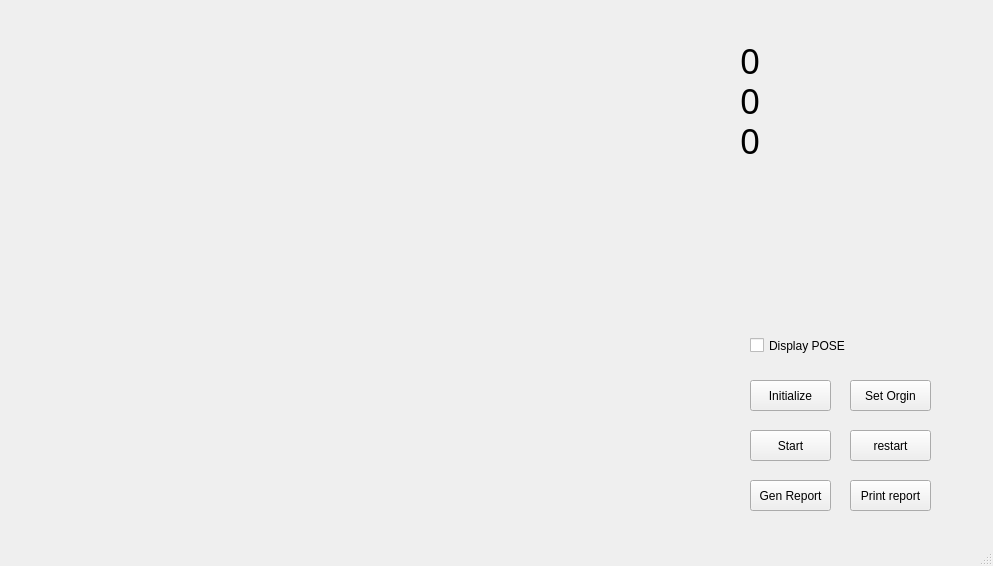
SujithChristopher/skateboard_gui, file design_v1.ui: the form before one commit.
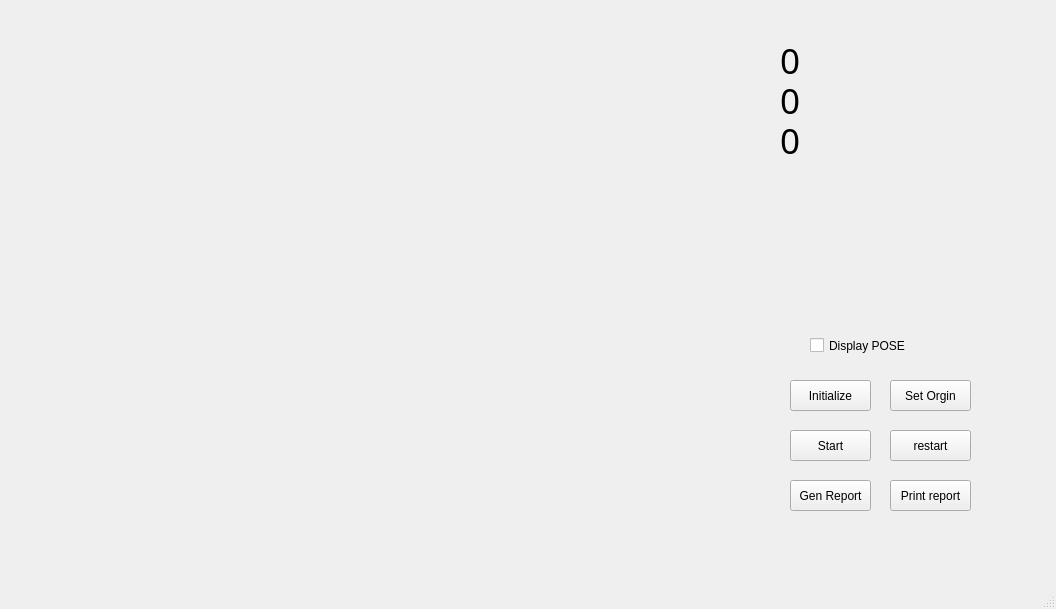
The form after the commit.

Patch:
```diff
--- a/design_v1.ui
+++ b/design_v1.ui
@@ -6,8 +6,8 @@
    <rect>
     <x>0</x>
     <y>0</y>
-    <width>993</width>
-    <height>566</height>
+    <width>1056</width>
+    <height>609</height>
    </rect>
   </property>
   <property name="windowTitle">
@@ -19,8 +19,8 @@
      <rect>
       <x>20</x>
       <y>20</y>
-      <width>640</width>
-      <height>480</height>
+      <width>720</width>
+      <height>540</height>
      </rect>
     </property>
     <property name="text">
@@ -30,7 +30,7 @@
    <widget class="QPushButton" name="start_button">
     <property name="geometry">
      <rect>
-      <x>750</x>
+      <x>790</x>
       <y>380</y>
       <width>81</width>
       <height>31</height>
@@ -43,7 +43,7 @@
    <widget class="QPushButton" name="pushButton_2">
     <property name="geometry">
      <rect>
-      <x>850</x>
+      <x>890</x>
       <y>430</y>
       <width>81</width>
       <height>31</height>
@@ -56,7 +56,7 @@
    <widget class="QCheckBox" name="disp_pose">
     <property name="geometry">
      <rect>
-      <x>750</x>
+      <x>810</x>
       <y>330</y>
       <width>121</width>
       <height>31</height>
@@ -69,7 +69,7 @@
    <widget class="QPushButton" name="gen_report">
     <property name="geometry">
      <rect>
-      <x>750</x>
+      <x>790</x>
       <y>480</y>
       <width>81</width>
       <height>31</height>
@@ -82,7 +82,7 @@
    <widget class="QPushButton" name="pushButton_4">
     <property name="geometry">
      <rect>
-      <x>850</x>
+      <x>890</x>
       <y>480</y>
       <width>81</width>
       <height>31</height>
@@ -95,7 +95,7 @@
    <widget class="QLabel" name="label_x">
     <property name="geometry">
      <rect>
-      <x>740</x>
+      <x>780</x>
       <y>40</y>
       <width>221</width>
       <height>41</height>
@@ -114,7 +114,7 @@
    <widget class="QPushButton" name="start_program">
     <property name="geometry">
      <rect>
-      <x>750</x>
+      <x>790</x>
       <y>430</y>
       <width>81</width>
       <height>31</height>
@@ -127,7 +127,7 @@
    <widget class="QLabel" name="label_y">
     <property name="geometry">
      <rect>
-      <x>740</x>
+      <x>780</x>
       <y>80</y>
       <width>221</width>
       <height>41</height>
@@ -146,7 +146,7 @@
    <widget class="QLabel" name="label_z">
     <property name="geometry">
      <rect>
-      <x>740</x>
+      <x>780</x>
       <y>120</y>
       <width>221</width>
       <height>41</height>
@@ -165,7 +165,7 @@
    <widget class="QPushButton" name="set_orgin">
     <property name="geometry">
      <rect>
-      <x>850</x>
+      <x>890</x>
       <y>380</y>
       <width>81</width>
       <height>31</height>
```
Left out of the diff: 2 changed lines with no effect on the pictures.
